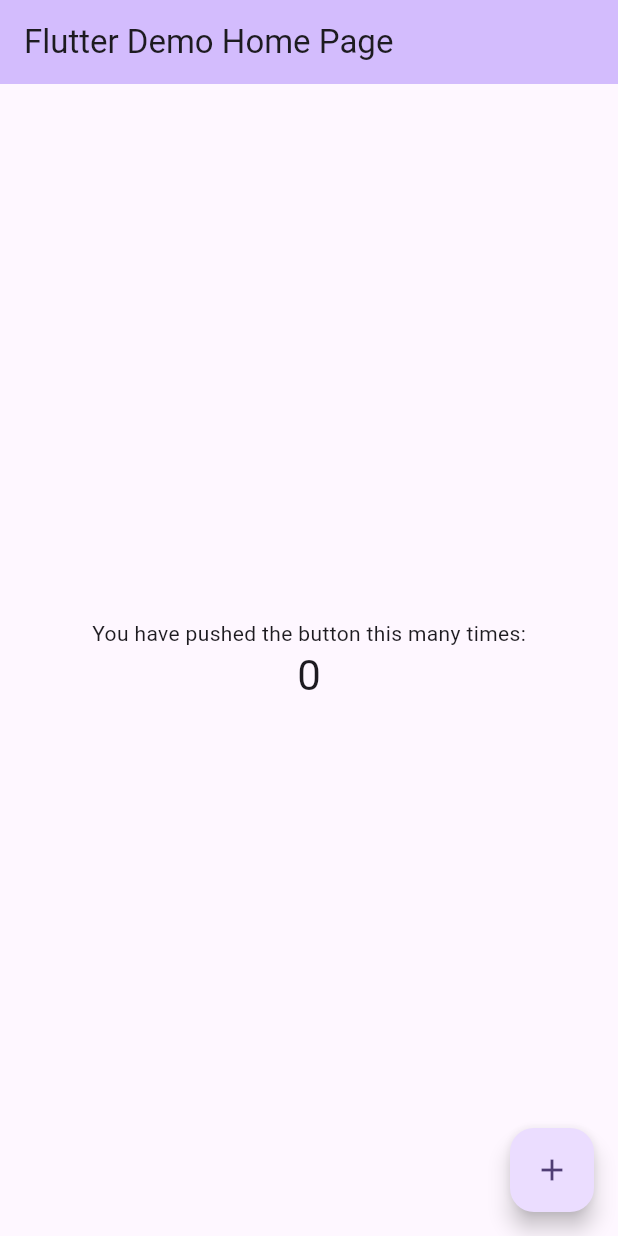
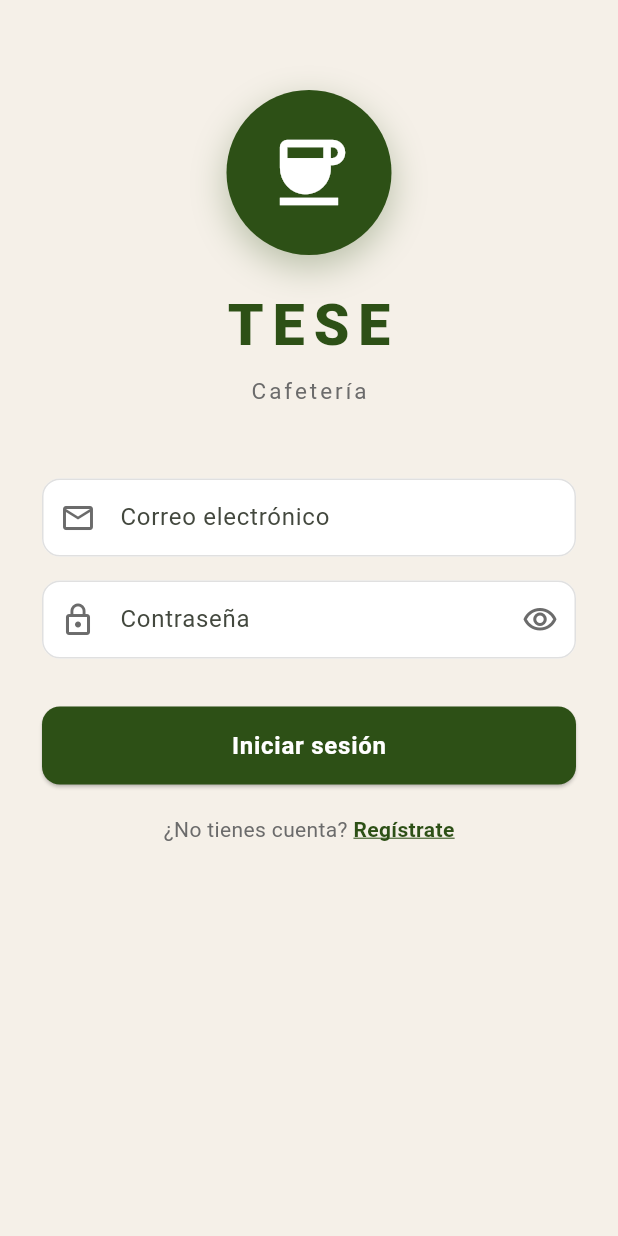
Before and after one commit to samantha0327/tese-food, a Flutter app: the screen it shows after launch, on a phone screen of 412 x 824 dp. Run offline on Flutter 3.47's test engine with Material 3 defaults, Android fonts, the phone set to English and light mode, and no system bars.

Commit message:
feat: add login screen and project structure for TESE cafeteria app
- Add folder structure: screens/, models/, theme/, widgets/
- Add AppTheme with TESE green color palette
- Add UserModel with id, name, email, isAdmin fields
- Add LoginScreen with email/password form and validation
- Add HomeScreen placeholder
- Update main.dart to use TeseApp with new theme and routing
- Update widget_test.dart to match new app structure

```diff
--- a/lib/main.dart
+++ b/lib/main.dart
@@ -1,122 +1,21 @@
 import 'package:flutter/material.dart';
+import 'theme/app_theme.dart';
+import 'screens/auth/login_screen.dart';
 
 void main() {
-  runApp(const MyApp());
+  runApp(const TeseApp());
 }
 
-class MyApp extends StatelessWidget {
-  const MyApp({super.key});
+class TeseApp extends StatelessWidget {
+  const TeseApp({super.key});
 
-  // This widget is the root of your application.
   @override
   Widget build(BuildContext context) {
     return MaterialApp(
-      title: 'Flutter Demo',
-      theme: ThemeData(
-        // This is the theme of your application.
-        //
-        // TRY THIS: Try running your application with "flutter run". You'll see
-        // the application has a purple toolbar. Then, without quitting the app,
-        // try changing the seedColor in the colorScheme below to Colors.green
-        // and then invoke "hot reload" (save your changes or press the "hot
-        // reload" button in a Flutter-supported IDE, or press "r" if you used
-        // the command line to start the app).
-        //
-        // Notice that the counter didn't reset back to zero; the application
-        // state is not lost during the reload. To reset the state, use hot
-        // restart instead.
-        //
-        // This works for code too, not just values: Most code changes can be
-        // tested with just a hot reload.
-        colorScheme: .fromSeed(seedColor: Colors.deepPurple),
-      ),
-      home: const MyHomePage(title: 'Flutter Demo Home Page'),
+      title: 'Cafetería TESE',
+      debugShowCheckedModeBanner: false,
+      theme: AppTheme.theme,
+      home: const LoginScreen(),
     );
   }
 }
-
-class MyHomePage extends StatefulWidget {
-  const MyHomePage({super.key, required this.title});
-
-  // This widget is the home page of your application. It is stateful, meaning
-  // that it has a State object (defined below) that contains fields that affect
-  // how it looks.
-
-  // This class is the configuration for the state. It holds the values (in this
-  // case the title) provided by the parent (in this case the App widget) and
-  // used by the build method of the State. Fields in a Widget subclass are
-  // always marked "final".
-
-  final String title;
-
-  @override
-  State<MyHomePage> createState() => _MyHomePageState();
-}
-
-class _MyHomePageState extends State<MyHomePage> {
-  int _counter = 0;
-
-  void _incrementCounter() {
-    setState(() {
-      // This call to setState tells the Flutter framework that something has
-      // changed in this State, which causes it to rerun the build method below
-      // so that the display can reflect the updated values. If we changed
-      // _counter without calling setState(), then the build method would not be
-      // called again, and so nothing would appear to happen.
-      _counter++;
-    });
-  }
-
-  @override
-  Widget build(BuildContext context) {
-    // This method is rerun every time setState is called, for instance as done
-    // by the _incrementCounter method above.
-    //
-    // The Flutter framework has been optimized to make rerunning build methods
-    // fast, so that you can just rebuild anything that needs updating rather
-    // than having to individually change instances of widgets.
-    return Scaffold(
-      appBar: AppBar(
-        // TRY THIS: Try changing the color here to a specific color (to
-        // Colors.amber, perhaps?) and trigger a hot reload to see the AppBar
-        // change color while the other colors stay the same.
-        backgroundColor: Theme.of(context).colorScheme.inversePrimary,
-        // Here we take the value from the MyHomePage object that was created by
-        // the App.build method, and use it to set our appbar title.
-        title: Text(widget.title),
-      ),
-      body: Center(
-        // Center is a layout widget. It takes a single child and positions it
-        // in the middle of the parent.
-        child: Column(
-          // Column is also a layout widget. It takes a list of children and
-          // arranges them vertically. By default, it sizes itself to fit its
-          // children horizontally, and tries to be as tall as its parent.
-          //
-          // Column has various properties to control how it sizes itself and
-          // how it positions its children. Here we use mainAxisAlignment to
-          // center the children vertically; the main axis here is the vertical
-          // axis because Columns are vertical (the cross axis would be
-          // horizontal).
-          //
-          // TRY THIS: Invoke "debug painting" (choose the "Toggle Debug Paint"
-          // action in the IDE, or press "p" in the console), to see the
-          // wireframe for each widget.
-          mainAxisAlignment: .center,
-          children: [
-            const Text('You have pushed the button this many times:'),
-            Text(
-              '$_counter',
-              style: Theme.of(context).textTheme.headlineMedium,
-            ),
-          ],
-        ),
-      ),
-      floatingActionButton: FloatingActionButton(
-        onPressed: _incrementCounter,
-        tooltip: 'Increment',
-        child: const Icon(Icons.add),
-      ),
-    );
-  }
-}
--- /dev/null
+++ b/lib/screens/auth/login_screen.dart
@@ -0,0 +1,232 @@
+import 'package:flutter/material.dart';
+import '../../theme/app_theme.dart';
+import '../home/home_screen.dart';
+
+class LoginScreen extends StatefulWidget {
+  const LoginScreen({super.key});
+
+  @override
+  State<LoginScreen> createState() => _LoginScreenState();
+}
+
+class _LoginScreenState extends State<LoginScreen> {
+  final _formKey = GlobalKey<FormState>();
+  final _emailController = TextEditingController();
+  final _passwordController = TextEditingController();
+  bool _obscurePassword = true;
+  bool _isLoading = false;
+
+  @override
+  void dispose() {
+    _emailController.dispose();
+    _passwordController.dispose();
+    super.dispose();
+  }
+
+  Future<void> _handleLogin() async {
+    if (!_formKey.currentState!.validate()) return;
+
+    setState(() => _isLoading = true);
+
+    // Simulación de login — reemplazar con lógica real
+    await Future.delayed(const Duration(seconds: 1));
+
+    if (!mounted) return;
+    setState(() => _isLoading = false);
+
+    Navigator.of(context).pushReplacement(
+      MaterialPageRoute(builder: (_) => const HomeScreen()),
+    );
+  }
+
+  @override
+  Widget build(BuildContext context) {
+    return Scaffold(
+      backgroundColor: AppTheme.backgroundBeige,
+      body: SafeArea(
+        child: SingleChildScrollView(
+          padding: const EdgeInsets.symmetric(horizontal: 28.0),
+          child: Column(
+            children: [
+              const SizedBox(height: 60),
+
+              // Logo / Marca TESE
+              _buildLogo(),
+
+              const SizedBox(height: 48),
+
+              // Formulario
+              Form(
+                key: _formKey,
+                child: Column(
+                  crossAxisAlignment: CrossAxisAlignment.stretch,
+                  children: [
+                    // Campo correo electrónico
+                    TextFormField(
+                      controller: _emailController,
+                      keyboardType: TextInputType.emailAddress,
+                      textInputAction: TextInputAction.next,
+                      decoration: const InputDecoration(
+                        hintText: 'Correo electrónico',
+                        prefixIcon: Icon(
+                          Icons.email_outlined,
+                          color: AppTheme.textGrey,
+                        ),
+                      ),
+                      validator: (value) {
+                        if (value == null || value.trim().isEmpty) {
+                          return 'Ingresa tu correo electrónico';
+                        }
+                        if (!RegExp(r'^[\w-\.]+@([\w-]+\.)+[\w-]{2,4}$')
+                            .hasMatch(value.trim())) {
+                          return 'Ingresa un correo válido';
+                        }
+                        return null;
+                      },
+                    ),
+
+                    const SizedBox(height: 16),
+
+                    // Campo contraseña
+                    TextFormField(
+                      controller: _passwordController,
+                      obscureText: _obscurePassword,
+                      textInputAction: TextInputAction.done,
+                      onFieldSubmitted: (_) => _handleLogin(),
+                      decoration: InputDecoration(
+                        hintText: 'Contraseña',
+                        prefixIcon: const Icon(
+                          Icons.lock_outline,
+                          color: AppTheme.textGrey,
+                        ),
+                        suffixIcon: IconButton(
+                          icon: Icon(
+                            _obscurePassword
+                                ? Icons.visibility_outlined
+                                : Icons.visibility_off_outlined,
+                            color: AppTheme.textGrey,
+                          ),
+                          onPressed: () {
+                            setState(() => _obscurePassword = !_obscurePassword);
+                          },
+                        ),
+                      ),
+                      validator: (value) {
+                        if (value == null || value.isEmpty) {
+                          return 'Ingresa tu contraseña';
+                        }
+                        if (value.length < 6) {
+                          return 'La contraseña debe tener al menos 6 caracteres';
+                        }
+                        return null;
+                      },
+                    ),
+
+                    const SizedBox(height: 32),
+
+                    // Botón iniciar sesión
+                    _isLoading
+                        ? const Center(
+                            child: CircularProgressIndicator(
+                              color: AppTheme.primaryGreen,
+                            ),
+                          )
+                        : ElevatedButton(
+                            onPressed: _handleLogin,
+                            child: const Text('Iniciar sesión'),
+                          ),
+
+                    const SizedBox(height: 20),
+
+                    // Enlace registrarse
+                    Row(
+                      mainAxisAlignment: MainAxisAlignment.center,
+                      children: [
+                        Text(
+                          '¿No tienes cuenta? ',
+                          style: TextStyle(
+                            color: AppTheme.textGrey,
+                            fontSize: 14,
+                          ),
+                        ),
+                        GestureDetector(
+                          onTap: () {
+                            // TODO: navegar a pantalla de registro
+                          },
+                          child: const Text(
+                            'Regístrate',
+                            style: TextStyle(
+                              color: AppTheme.primaryGreen,
+                              fontSize: 14,
+                              fontWeight: FontWeight.w600,
+                              decoration: TextDecoration.underline,
+                              decorationColor: AppTheme.primaryGreen,
+                            ),
+                          ),
+                        ),
+                      ],
+                    ),
+
+                    const SizedBox(height: 40),
+                  ],
+                ),
+              ),
+            ],
+          ),
+        ),
+      ),
+    );
+  }
+
+  Widget _buildLogo() {
+    return Column(
+      children: [
+        // Ícono de taza de café
+        Container(
+          width: 110,
+          height: 110,
+          decoration: BoxDecoration(
+            color: AppTheme.primaryGreen,
+            shape: BoxShape.circle,
+            boxShadow: [
+              BoxShadow(
+                color: AppTheme.primaryGreen.withAlpha(77),
+                blurRadius: 20,
+                offset: const Offset(0, 8),
+              ),
+            ],
+          ),
+          child: const Icon(
+            Icons.coffee,
+            size: 58,
+            color: Colors.white,
+          ),
+        ),
+
+        const SizedBox(height: 20),
+
+        // Nombre TESE
+        const Text(
+          'TESE',
+          style: TextStyle(
+            fontSize: 38,
+            fontWeight: FontWeight.w800,
+            color: AppTheme.primaryGreen,
+            letterSpacing: 6,
+          ),
+        ),
+
+        const SizedBox(height: 6),
+
+        Text(
+          'Cafetería',
+          style: TextStyle(
+            fontSize: 15,
+            color: AppTheme.textGrey,
+            letterSpacing: 2,
+          ),
+        ),
+      ],
+    );
+  }
+}
--- /dev/null
+++ b/lib/theme/app_theme.dart
@@ -0,0 +1,67 @@
+import 'package:flutter/material.dart';
+
+class AppTheme {
+  // Colores principales de TESE
+  static const Color primaryGreen = Color(0xFF2D5016);
+  static const Color lightGreen = Color(0xFF4A7C2F);
+  static const Color accentGreen = Color(0xFF6B9E3F);
+  static const Color backgroundBeige = Color(0xFFF5F0E8);
+  static const Color cardWhite = Color(0xFFFFFFFF);
+  static const Color textDark = Color(0xFF1A1A1A);
+  static const Color textGrey = Color(0xFF6B6B6B);
+  static const Color errorRed = Color(0xFFD32F2F);
+
+  static ThemeData get theme {
+    return ThemeData(
+      useMaterial3: true,
+      colorScheme: ColorScheme.fromSeed(
+        seedColor: primaryGreen,
+        primary: primaryGreen,
+        secondary: accentGreen,
+        surface: backgroundBeige,
+      ),
+      scaffoldBackgroundColor: backgroundBeige,
+      fontFamily: 'Roboto',
+      elevatedButtonTheme: ElevatedButtonThemeData(
+        style: ElevatedButton.styleFrom(
+          backgroundColor: primaryGreen,
+          foregroundColor: Colors.white,
+          minimumSize: const Size(double.infinity, 52),
+          shape: RoundedRectangleBorder(
+            borderRadius: BorderRadius.circular(12),
+          ),
+          textStyle: const TextStyle(
+            fontSize: 16,
+            fontWeight: FontWeight.w600,
+            letterSpacing: 0.5,
+          ),
+        ),
+      ),
+      inputDecorationTheme: InputDecorationTheme(
+        filled: true,
+        fillColor: Colors.white,
+        contentPadding: const EdgeInsets.symmetric(horizontal: 16, vertical: 14),
+        border: OutlineInputBorder(
+          borderRadius: BorderRadius.circular(12),
+          borderSide: BorderSide(color: Colors.grey.shade300),
+        ),
+        enabledBorder: OutlineInputBorder(
+          borderRadius: BorderRadius.circular(12),
+          borderSide: BorderSide(color: Colors.grey.shade300),
+        ),
+        focusedBorder: OutlineInputBorder(
+          borderRadius: BorderRadius.circular(12),
+          borderSide: const BorderSide(color: primaryGreen, width: 2),
+        ),
+        errorBorder: OutlineInputBorder(
+          borderRadius: BorderRadius.circular(12),
+          borderSide: const BorderSide(color: errorRed),
+        ),
+        focusedErrorBorder: OutlineInputBorder(
+          borderRadius: BorderRadius.circular(12),
+          borderSide: const BorderSide(color: errorRed, width: 2),
+        ),
+      ),
+    );
+  }
+}
```
Also changed, not shown: lib/models/user_model.dart (added, +45 -0 lines), lib/screens/home/home_screen.dart (added, +32 -0 lines), 1 other file.
